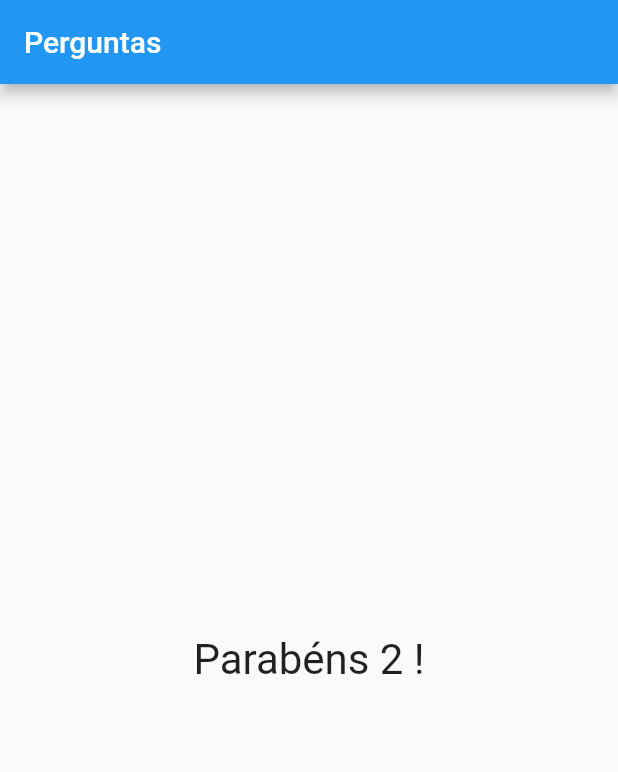
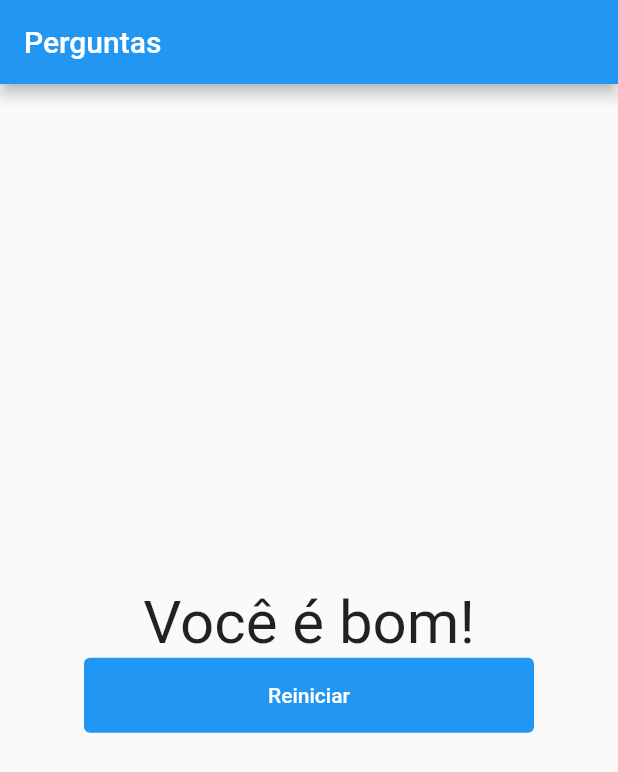
Before and after one commit to diogodoi/learning-flutter, a Flutter app: the screen it shows after launch, after a tap on "Preto", after a tap on "Cobra", after a tap on "Futebol", on a phone screen of 412 x 824 dp. Shown: the top 772 px of the screen. Run offline on Flutter 3.47's test engine with Material 2 defaults, Android fonts, the phone set to English and light mode, and no system bars.

```diff
--- a/Projeto Quiz/projeto_perguntas/lib/main.dart
+++ b/Projeto Quiz/projeto_perguntas/lib/main.dart
@@ -51,10 +51,19 @@ main() {
 class _PerguntaAppState extends State<PerguntaApp> {
   // ao adiconar o _ na frente o componente se torna privado e só pode ser acessado no mesmo arquivo
   var _perguntaselecionada = 0;
+  var _notaTotal = 0;
 
-  void _responder() {
+  void _responder(int nota) {
     setState(() {
       _perguntaselecionada++;
+      _notaTotal += nota;
+    });
+  }
+
+  void _reiniciarQuestionario() {
+    setState(() {
+      _perguntaselecionada = 0;
+      _notaTotal = 0;
     });
   }
 
@@ -65,15 +74,30 @@ class _PerguntaAppState extends State<PerguntaApp> {
   final _perguntas = const [
     {
       'texto': 'Qual a sua cor favorita?',
-      'respostas': ['Preto', 'Verde', 'Vermelho', 'Branco'],
+      'respostas': [
+        {'texto': 'Preto', 'nota': 3},
+        {'texto': 'Verde', 'nota': 10},
+        {'texto': 'Vermelho', 'nota': 1},
+        {'texto': 'Branco', 'nota': 1},
+      ],
     },
     {
       'texto': 'Qual seu animal favorito?',
-      'respostas': ['Coelho', 'Cobra', 'Elefante', 'Leão'],
+      'respostas': [
+        {'texto': 'Coelho', 'nota': 1},
+        {'texto': 'Cobra', 'nota': -1},
+        {'texto': 'Elefante', 'nota': 4},
+        {'texto': 'Leão', 'nota': 7},
+      ],
     },
     {
       'texto': 'Qual seu esporte favorito?',
-      'respostas': ['Skate', 'Bicicleta', 'Futebol', 'Surfe'],
+      'respostas': [
+        {'texto': 'Skate', 'nota': 10},
+        {'texto': 'Bicicleta', 'nota': 5},
+        {'texto': 'Futebol', 'nota': 6},
+        {'texto': 'Surfe', 'nota': 3},
+      ],
     },
   ];
 
@@ -101,7 +125,7 @@ class _PerguntaAppState extends State<PerguntaApp> {
                 perguntas: _perguntas,
                 perguntaSelecionada: _perguntaselecionada,
                 responder: _responder)
-            : Resultado(),
+            : Resultado(_notaTotal, _reiniciarQuestionario),
       ),
     );
   }
--- a/Projeto Quiz/projeto_perguntas/lib/questionario.dart
+++ b/Projeto Quiz/projeto_perguntas/lib/questionario.dart
@@ -5,7 +5,7 @@ import './resposta.dart';
 class Questionario extends StatelessWidget {
   final List<Map<String, Object>> perguntas;
   final int perguntaSelecionada;
-  final void Function() responder;
+  final void Function(int) responder;
 
   Questionario({
     @required this.perguntas,
@@ -18,14 +18,19 @@ class Questionario extends StatelessWidget {
 
   @override
   Widget build(BuildContext context) {
-    List<String> respostas = temPerguntaSelecionada
+    List<Map<String, Object>> respostas = temPerguntaSelecionada
         ? perguntas[perguntaSelecionada]['respostas']
         : null;
     return Column(
       children: [
         Question(perguntas[perguntaSelecionada]['texto']),
         // Os '...' jogam os valores da lista
-        ...respostas.map((t) => Respostas(t, responder)).toList(),
+        ...respostas.map((resp) {
+          return Respostas(
+            resp['texto'],
+            () => responder(resp['nota']),
+          );
+        }).toList(),
       ],
     );
   }
--- a/Projeto Quiz/projeto_perguntas/lib/resultado.dart
+++ b/Projeto Quiz/projeto_perguntas/lib/resultado.dart
@@ -1,13 +1,43 @@
 import 'package:flutter/material.dart';
 
 class Resultado extends StatelessWidget {
+  final int nota;
+  final void Function() qreiniciarQuestionario;
+
+  String get resultphrase {
+    if (nota < 8) {
+      return 'Parabéns!';
+    } else if (nota < 12) {
+      return 'Você é bom!';
+    } else if (nota < 16) {
+      return 'Impressionante !';
+    } else {
+      return 'Nível jedi!';
+    }
+  }
+
+  Resultado(this.nota, this.qreiniciarQuestionario);
   @override
   Widget build(BuildContext context) {
-    return Center(
-      child: Text(
-        'Parabéns 2 !',
-        style: TextStyle(fontSize: 28),
-      ),
+    return Column(
+      mainAxisAlignment: MainAxisAlignment.center,
+      children: [
+        Center(
+          child: Text(
+            resultphrase,
+            style: TextStyle(fontSize: 40),
+          ),
+        ),
+        TextButton(
+          onPressed: qreiniciarQuestionario,
+          child: Text('Reiniciar'),
+          style: TextButton.styleFrom(
+            minimumSize: Size(300, 50),
+            backgroundColor: Colors.blue,
+            primary: Colors.white,
+          ),
+        )
+      ],
     );
   }
 }
```
